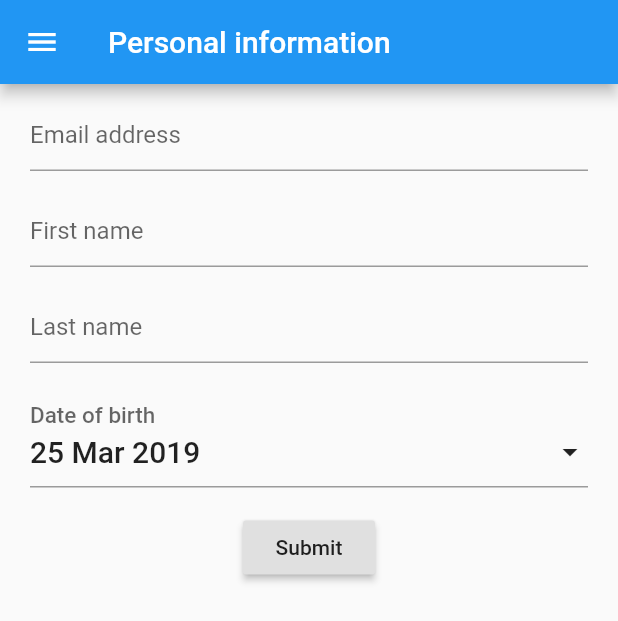
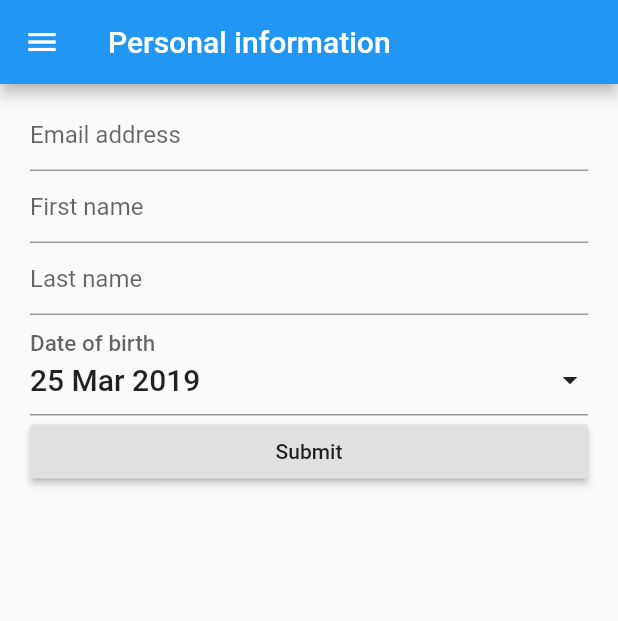
Before and after one commit to DorianGrey/flutter_app_playground, a Flutter app: the SettingsPage screen opened by its route, on a phone screen of 412 x 824 dp. Shown: the top 621 px of the screen. Run offline on Flutter 3.47's test engine with Material 2 defaults, Android fonts, the phone set to English and light mode, and no system bars; our stand-ins replace charts_flutter, flutter_redux, redux.

Commit message:
Use a ListView for the settings example

```diff
--- a/lib/settings/settingsForm.dart
+++ b/lib/settings/settingsForm.dart
@@ -28,18 +28,12 @@ class SettingsFormState extends State<SettingsForm> {
   // Form field values.
   var _dateOfBirth = DateTime.now();
 
+
   @override
   Widget build(BuildContext context) {
-    return Form(
-        key: _formKey,
-        child: Container(
-          padding: const EdgeInsets.symmetric(vertical: 10, horizontal: 20),
-          child: Column(
-            children: <Widget>[
+  final widgets = [
     // Email field
-              Padding(
-                  padding: _elementPadding,
-                  child: TextFormField(
+    TextFormField(
         keyboardType: TextInputType.emailAddress,
         decoration: InputDecoration(
           hintText: AppLocalizations.of(context).emailHint,
@@ -49,11 +43,10 @@ class SettingsFormState extends State<SettingsForm> {
             return AppLocalizations.of(context).emailError;
           }
         },
-                  )),
-              // First name field
-              Padding(
-                padding: _elementPadding,
-                child: TextFormField(
+      ),
+
+      //First name field
+    TextFormField(
       decoration: InputDecoration(
         hintText: AppLocalizations.of(context).firstNameHint,
       ),
@@ -63,11 +56,8 @@ class SettingsFormState extends State<SettingsForm> {
         }
       },
     ),
-              ),
-              // Last name field
-              Padding(
-                padding: _elementPadding,
-                child: TextFormField(
+    // last name field
+    TextFormField(
       decoration: InputDecoration(
         hintText: AppLocalizations.of(context).lastNameHint,
       ),
@@ -76,7 +66,6 @@ class SettingsFormState extends State<SettingsForm> {
           return AppLocalizations.of(context).lastNameError;
         }
       },
-                ),
     ),
     // Date of birth
     // TODO: Figure out how to validate this!
@@ -89,10 +78,7 @@ class SettingsFormState extends State<SettingsForm> {
       },
       selectedDate: this._dateOfBirth,
     ),
-              // Submit button
-              Padding(
-                padding: const EdgeInsets.symmetric(vertical: 16.0),
-                child: RaisedButton(
+    RaisedButton(
       onPressed: () {
         // Validate will return true if the form is valid, or false if
         // the form is invalid.
@@ -121,9 +107,23 @@ class SettingsFormState extends State<SettingsForm> {
         }
       },
       child: Text(AppLocalizations.of(context).submit),
-                ),
-              ),
-            ],
+    )
+  ];
+
+
+    return Form(
+        key: _formKey,
+        child: Container(
+          padding: const EdgeInsets.symmetric(vertical: 10, horizontal: 20),
+          child: ListView.builder(
+            padding: _elementPadding,
+            itemBuilder: (context, idx) {
+              if (idx < widgets.length) {
+                return widgets[idx];
+              }
+              return null;
+            },
+            itemCount: widgets.length,
           ),
         ));
   }
```
Lines whose indentation alone changed are shown as unchanged.
